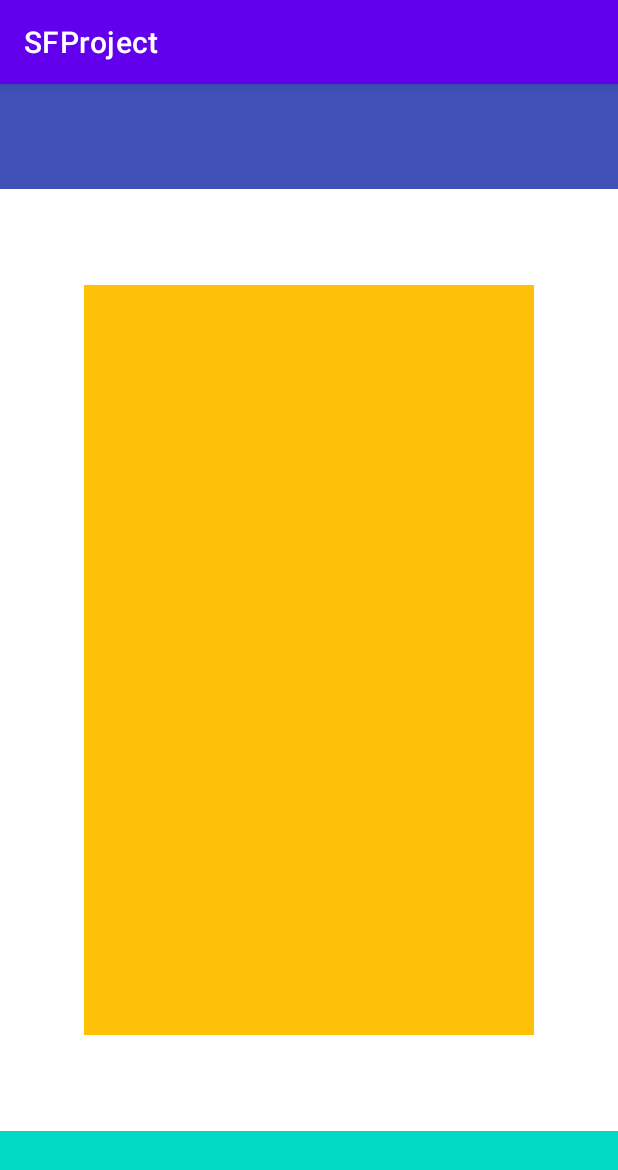
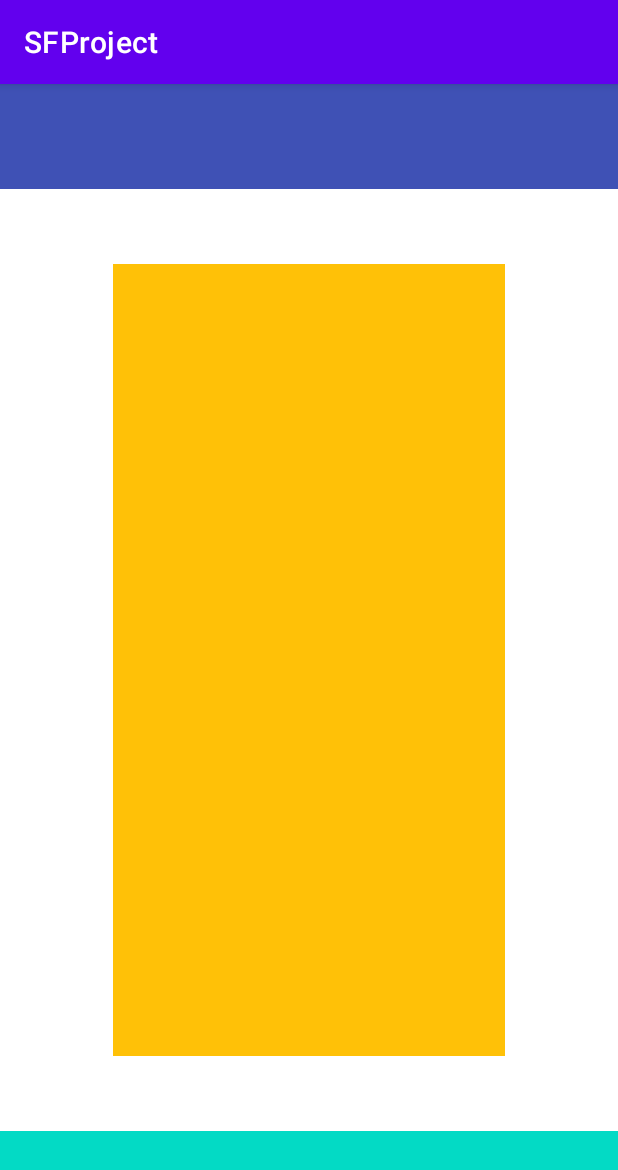
Before and after one commit to Meteoreed/SFProject, an Android app: the screen it shows after launch (MainActivity), on a phone screen of 412 x 824 dp. Shown: the top 1170 px of the screen. Run offline under Robolectric (Android 15) with nearby library versions, the light colour scheme and no system bars.

Commit message:
Add margins to central Layout

```diff
--- a/app/src/main/res/layout/activity_main.xml
+++ b/app/src/main/res/layout/activity_main.xml
@@ -7,6 +7,7 @@
     tools:context=".MainActivity">
 
     <FrameLayout
+        android:id="@+id/TopMenu"
         android:layout_width="match_parent"
         android:layout_height="70dp"
         android:background="#3F51B5"
@@ -15,6 +16,7 @@
     </FrameLayout>
 
     <FrameLayout
+        android:id="@+id/BottomMenu"
         android:layout_width="match_parent"
         android:layout_height="70dp"
         android:background="@color/teal_200"
@@ -23,13 +25,22 @@
     </FrameLayout>
 
     <LinearLayout
-        android:layout_width="300dp"
-        android:layout_height="500dp"
+        android:id="@+id/CentralMenu"
+        android:layout_width="0dp"
+        android:layout_height="0dp"
         android:background="#FFC107"
         android:orientation="vertical"
-        app:layout_constraintBottom_toBottomOf="parent"
+        app:layout_constraintWidth_default="spread"
+        app:layout_constraintHeight_default="spread"
+        app:layout_constraintBottom_toTopOf="@+id/BottomMenu"
+        app:layout_constraintTop_toBottomOf="@+id/TopMenu"
         app:layout_constraintEnd_toEndOf="parent"
         app:layout_constraintHorizontal_bias="0.5"
         app:layout_constraintStart_toStartOf="parent"
-        app:layout_constraintTop_toTopOf="parent"></LinearLayout>
+        android:layout_marginStart="75dp"
+        android:layout_marginEnd="75dp"
+        android:layout_marginBottom="50dp"
+        android:layout_marginTop="50dp"
+
+        />
 </androidx.constraintlayout.widget.ConstraintLayout>
```
